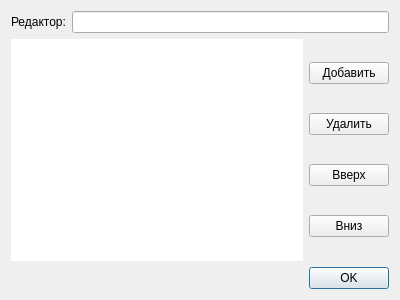
Old version of the form qtgui-files/clientconfig.ui in the repository idec-net/cutiefeed.
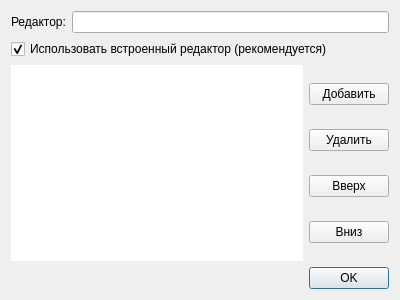
New version of the form.

Commit message: Визуальный редактор сообщений на Qt

Patch:
```diff
--- a/qtgui-files/clientconfig.ui
+++ b/qtgui-files/clientconfig.ui
@@ -51,6 +51,16 @@
      </layout>
     </widget>
    </item>
+   <item>
+    <widget class="QCheckBox" name="checkBox">
+     <property name="text">
+      <string>Использовать встроенный редактор (рекомендуется)</string>
+     </property>
+     <property name="checked">
+      <bool>true</bool>
+     </property>
+    </widget>
+   </item>
    <item>
     <widget class="QFrame" name="frame_2">
      <property name="toolTip">
```
The commit also changes 6 other files.
